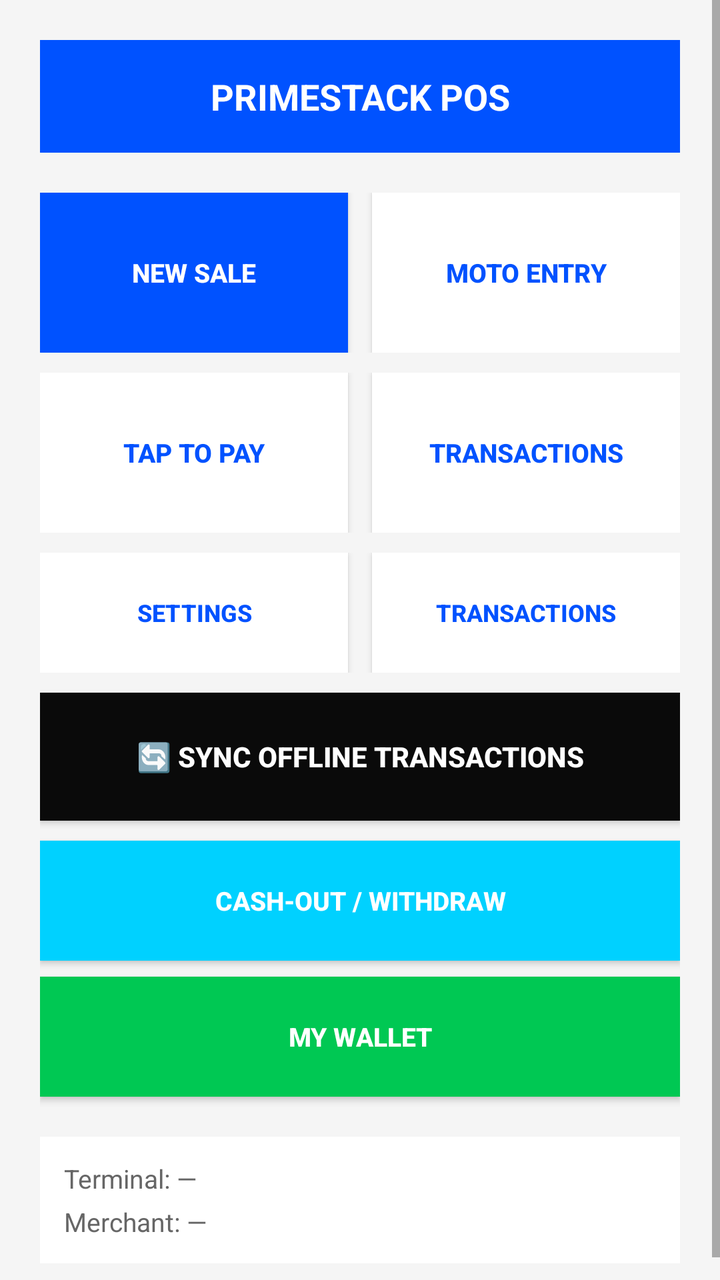
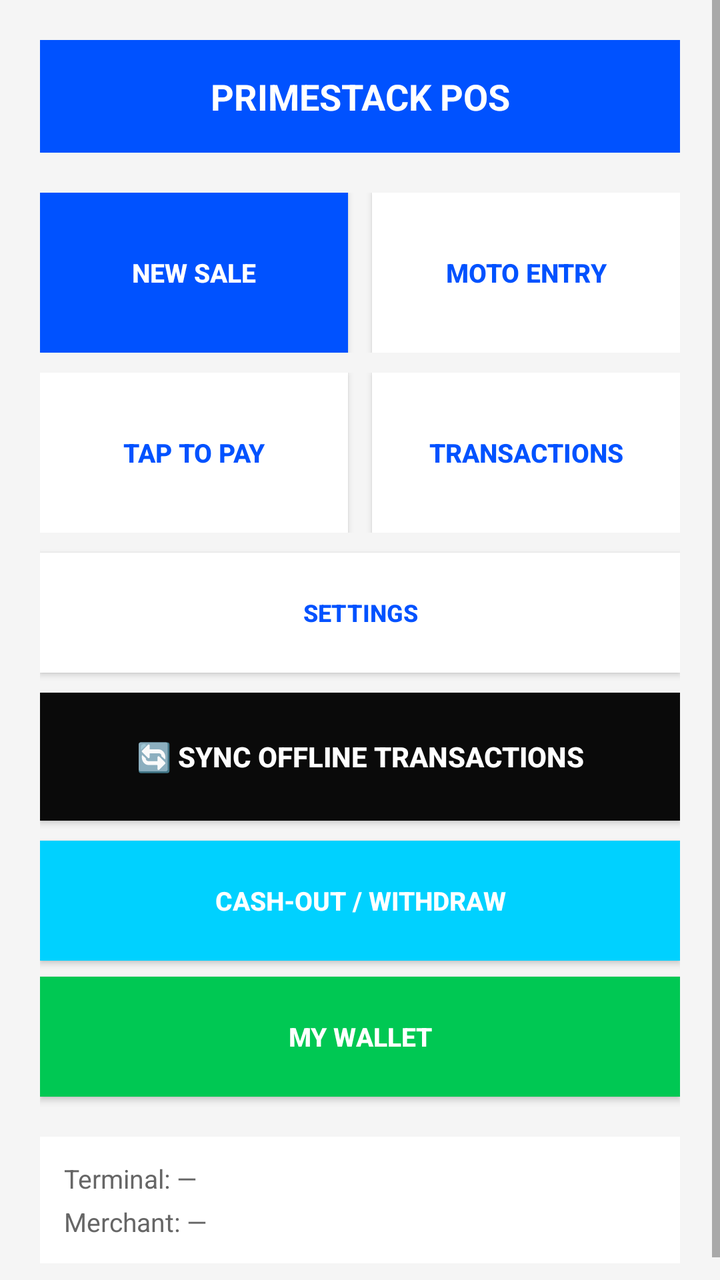

The first picture is an Android layout as it rendered before a commit; the second is the same layout after the commit. The layout source and the unified diff follow.
<!-- AndroidManifest.xml: activity theme Theme.PrimeStackTapToPay -->
<!-- res/layout/activity_home.xml -->
<?xml version="1.0" encoding="utf-8"?>
<ScrollView xmlns:android="http://schemas.android.com/apk/res/android"
    android:layout_width="match_parent"
    android:layout_height="match_parent"
    android:background="@color/primestack_light_gray">

    <LinearLayout
        android:layout_width="match_parent"
        android:layout_height="wrap_content"
        android:orientation="vertical"
        android:padding="20dp">

        <TextView
            android:layout_width="match_parent"
            android:layout_height="wrap_content"
            android:background="@color/primestack_primary"
            android:text="PRIMESTACK POS"
            android:textColor="@color/white"
            android:textSize="18sp"
            android:textStyle="bold"
            android:padding="16dp"
            android:gravity="center" />

        
        <LinearLayout
            android:layout_width="match_parent"
            android:layout_height="wrap_content"
            android:orientation="horizontal"
            android:layout_marginTop="20dp">

            <Button
                android:id="@+id/btnSale"
                android:layout_width="0dp"
                android:layout_height="80dp"
                android:layout_weight="1"
                android:text="NEW SALE"
                android:textSize="13sp"
                android:textStyle="bold"
                android:background="@color/primestack_primary"
                android:textColor="@color/white"
                android:layout_marginEnd="6dp" />

            <Button
                android:id="@+id/btnMoto"
                android:layout_width="0dp"
                android:layout_height="80dp"
                android:layout_weight="1"
                android:text="MOTO ENTRY"
                android:textSize="13sp"
                android:textStyle="bold"
                android:background="@color/white"
                android:textColor="@color/primestack_primary"
                android:layout_marginStart="6dp" />
        </LinearLayout>

        
        <LinearLayout
            android:layout_width="match_parent"
            android:layout_height="wrap_content"
            android:orientation="horizontal"
            android:layout_marginTop="10dp">

            <Button
                android:id="@+id/btnTapToPay"
                android:layout_width="0dp"
                android:layout_height="80dp"
                android:layout_weight="1"
                android:text="TAP TO PAY"
                android:textSize="13sp"
                android:textStyle="bold"
                android:background="@color/white"
                android:textColor="@color/primestack_primary"
                android:layout_marginEnd="6dp" />

            <Button
                android:id="@+id/btnHistory"
                android:layout_width="0dp"
                android:layout_height="80dp"
                android:layout_weight="1"
                android:text="TRANSACTIONS"
                android:textSize="13sp"
                android:textStyle="bold"
                android:background="@color/white"
                android:textColor="@color/primestack_primary"
                android:layout_marginStart="6dp" />
        </LinearLayout>

        
        <LinearLayout
            android:layout_width="match_parent"
            android:layout_height="wrap_content"
            android:orientation="horizontal"
            android:layout_marginTop="10dp">

            <Button
                android:id="@+id/btnSettings"
                android:layout_width="0dp"
                android:layout_height="60dp"
                android:layout_weight="1"
                android:text="SETTINGS"
                android:textSize="12sp"
                android:textStyle="bold"
                android:background="@color/white"
                android:textColor="@color/primestack_primary"
                android:layout_marginEnd="6dp" />

            <Button
                android:id="@+id/btnHistory"
                android:layout_width="0dp"
                android:layout_height="60dp"
                android:layout_weight="1"
                android:text="TRANSACTIONS"
                android:textSize="12sp"
                android:textStyle="bold"
                android:background="@color/white"
                android:textColor="@color/primestack_primary"
                android:layout_marginStart="6dp" />
        </LinearLayout>

        
        <Button
            android:id="@+id/btnSyncOffline"
            android:layout_width="match_parent"
            android:layout_height="64dp"
            android:text="🔄 SYNC OFFLINE TRANSACTIONS"
            android:textSize="14sp"
            android:textStyle="bold"
            android:background="@color/primestack_secondary"
            android:textColor="@color/white"
            android:layout_marginTop="10dp" />

        
        <Button
            android:id="@+id/btnCashOut"
            android:layout_width="match_parent"
            android:layout_height="60dp"
            android:text="CASH-OUT / WITHDRAW"
            android:textSize="13sp"
            android:textStyle="bold"
            android:background="@color/primestack_accent"
            android:textColor="@color/white"
            android:layout_marginTop="10dp" />

        
        <Button
            android:id="@+id/btnWallet"
            android:layout_width="match_parent"
            android:layout_height="60dp"
            android:text="MY WALLET"
            android:textSize="13sp"
            android:textStyle="bold"
            android:background="@color/primestack_success"
            android:textColor="@color/white"
            android:layout_marginTop="8dp" />

        
        <LinearLayout
            android:layout_width="match_parent"
            android:layout_height="wrap_content"
            android:orientation="vertical"
            android:layout_marginTop="20dp"
            android:padding="12dp"
            android:background="@color/white">

            <TextView
                android:id="@+id/tvTerminal"
                android:layout_width="wrap_content"
                android:layout_height="wrap_content"
                android:text="Terminal: —"
                android:textColor="@color/primestack_gray"
                android:textSize="13sp" />

            <TextView
                android:id="@+id/tvMerchant"
                android:layout_width="wrap_content"
                android:layout_height="wrap_content"
                android:text="Merchant: —"
                android:textColor="@color/primestack_gray"
                android:textSize="13sp"
                android:layout_marginTop="4dp" />
        </LinearLayout>

    </LinearLayout>
</ScrollView>
<!-- resources referenced by this layout -->
<resources>
  <color name="primestack_accent">#00D1FF</color>
  <color name="primestack_gray">#666666</color>
  <color name="primestack_light_gray">#F5F5F5</color>
  <color name="primestack_primary">#0052FF</color>
  <color name="primestack_secondary">#0A0A0A</color>
  <color name="primestack_success">#00C853</color>
  <color name="white">#FFFFFFFF</color>
  <style name="Theme.PrimeStackTapToPay" parent="Theme.MaterialComponents.DayNight.DarkActionBar">
          
          <item name="colorPrimary">@color/purple_500</item>
          <item name="colorPrimaryVariant">@color/purple_700</item>
          <item name="colorOnPrimary">@color/white</item>
          
          <item name="colorSecondary">@color/teal_200</item>
          <item name="colorSecondaryVariant">@color/teal_700</item>
          <item name="colorOnSecondary">@color/black</item>
          
          <item name="android:statusBarColor">?attr/colorPrimaryVariant</item>
          
      </style>
  <color name="purple_500">#0052FF</color>
  <color name="purple_700">#0039B3</color>
  <color name="teal_200">#00D1FF</color>
  <color name="teal_700">#0099CC</color>
  <color name="black">#FF000000</color>
</resources>

<!-- the commit's change to res/layout/activity_home.xml (unified diff, before → after) -->
@@ -86,36 +86,16 @@
         </LinearLayout>
 
         
-        <LinearLayout
+        <Button
+            android:id="@+id/btnSettings"
             android:layout_width="match_parent"
-            android:layout_height="wrap_content"
-            android:orientation="horizontal"
-            android:layout_marginTop="10dp">
-
-            <Button
-                android:id="@+id/btnSettings"
-                android:layout_width="0dp"
-                android:layout_height="60dp"
-                android:layout_weight="1"
-                android:text="SETTINGS"
-                android:textSize="12sp"
-                android:textStyle="bold"
-                android:background="@color/white"
-                android:textColor="@color/primestack_primary"
-                android:layout_marginEnd="6dp" />
-
-            <Button
-                android:id="@+id/btnHistory"
-                android:layout_width="0dp"
-                android:layout_height="60dp"
-                android:layout_weight="1"
-                android:text="TRANSACTIONS"
-                android:textSize="12sp"
-                android:textStyle="bold"
-                android:background="@color/white"
-                android:textColor="@color/primestack_primary"
-                android:layout_marginStart="6dp" />
-        </LinearLayout>
+            android:layout_height="60dp"
+            android:text="SETTINGS"
+            android:textSize="12sp"
+            android:textStyle="bold"
+            android:background="@color/white"
+            android:textColor="@color/primestack_primary"
+            android:layout_marginTop="10dp" />
 
         
         <Button
